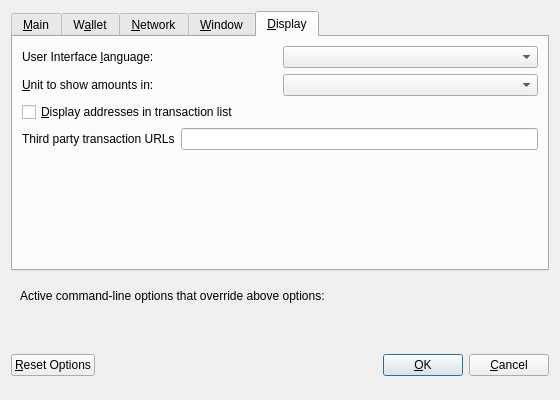
Qt form src/qt/forms/optionsdialog.ui (DGCDev/digitalcoin) before a commit.
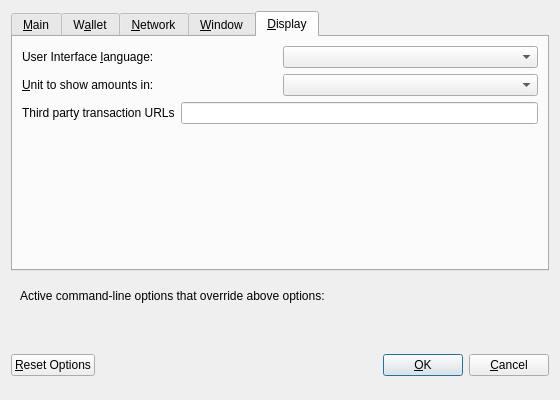
The same form after that commit. The open tabs and pages were chosen to show the change. Custom widgets are drawn as their Qt base class.

Commit message:
qt: Remove an obscure option no-one cares about Remove the "Display addresses" setting checkbox. It doesn't do what the tooltip says, and seems kind of pointless in any case.
Fixes #4580.

```diff
--- a/src/qt/forms/optionsdialog.ui
+++ b/src/qt/forms/optionsdialog.ui
@@ -451,17 +451,7 @@
          </item>
         </layout>
        </item>
-       <item>
-        <widget class="QCheckBox" name="displayAddresses">
-         <property name="toolTip">
-          <string>Whether to show Digitalcoin addresses in the transaction list or not.</string>
-         </property>
-         <property name="text">
-          <string>&amp;Display addresses in transaction list</string>
-         </property>
-        </widget>
-       </item>
-       <item>
+       <item>        
         <layout class="QHBoxLayout" name="horizontalLayout_3_Display">
          <item>
           <widget class="QLabel" name="thirdPartyTxUrlsLabel">
```
The commit also changes 4 other files.
